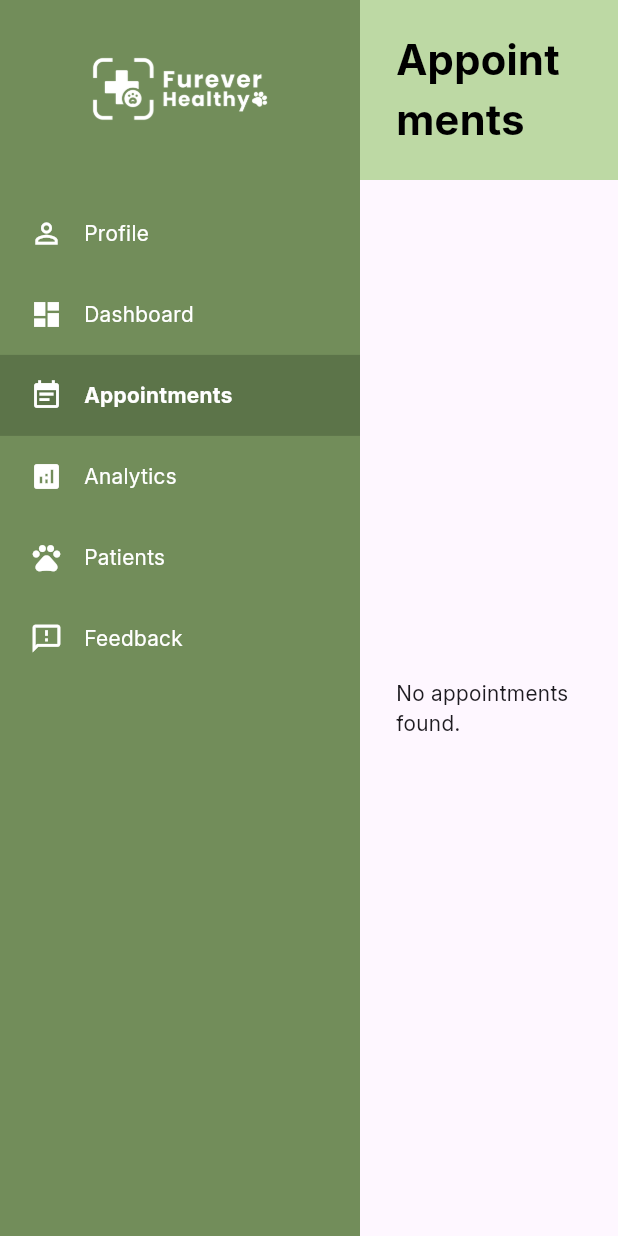
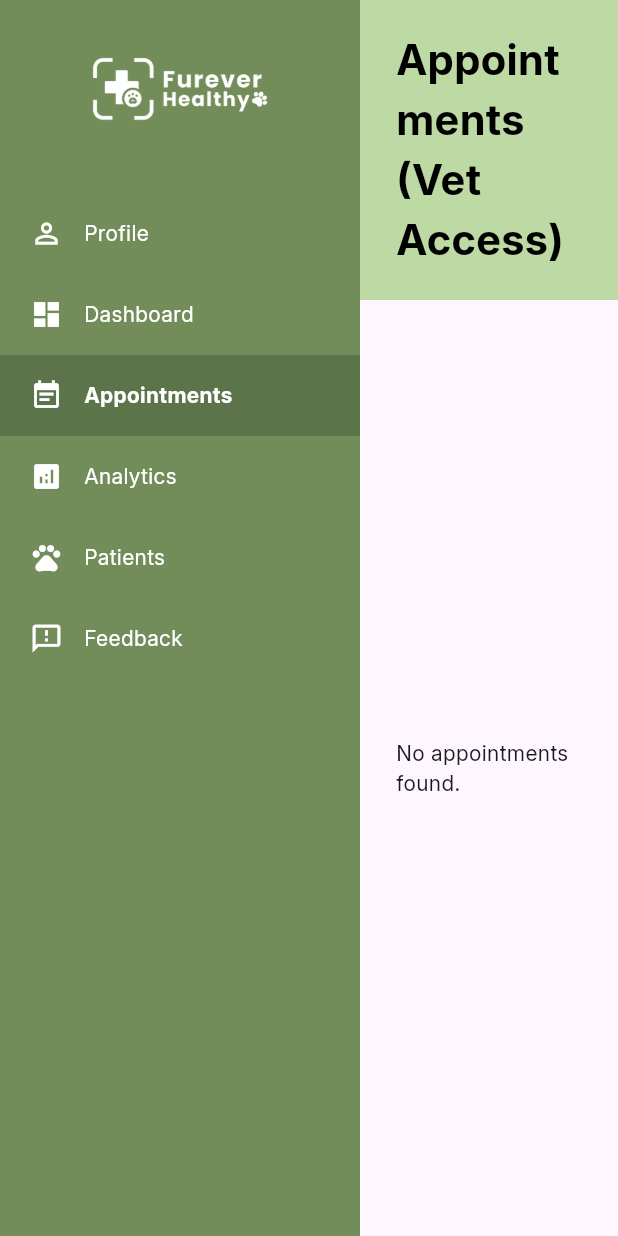
Before and after one commit to leica-hue/1stvet, a Flutter app: the AppointmentsPage screen opened directly, after a tap on "Dashboard", after a tap on "Appointments", on a phone screen of 412 x 824 dp. Run offline on Flutter 3.47's test engine with Material 3 defaults, Android fonts, the phone set to English and light mode, and no system bars; our stand-ins replace cloud_firestore, firebase_auth, firebase_core, fl_chart, google_sign_in, image_picker and 2 more; missing offline and left inert: flutter_facebook_auth, flutter_zoom_sdk; accounts and stored records are empty.

Commit message:
appt. matic

```diff
--- a/lib/appointments_screen.dart
+++ b/lib/appointments_screen.dart
@@ -43,6 +43,7 @@ class Appointment {
   String status;
   String vetNotes;
   String userId;
+  String vetId;
   DateTime? createdAt;
   String vetName;
   String vetSpecialty;
@@ -61,6 +62,7 @@ class Appointment {
     this.status = "Pending",
     this.vetNotes = "",
     required this.userId,
+    required this.vetId,
     this.createdAt,
     this.vetName = '',
     this.vetSpecialty = '',
@@ -73,7 +75,6 @@ class Appointment {
   static Appointment fromDoc(DocumentSnapshot doc) {
     final data = doc.data() as Map<String, dynamic>;
 
-    // Safely cast to Timestamp? and use null-coalescing for a fallback date.
     final Timestamp? apptTs = data['appointmentDateTime'] as Timestamp?;
     final Timestamp? createdAtTs = data['createdAt'] as Timestamp?;
 
@@ -86,9 +87,9 @@ class Appointment {
       userName: data['userName'] ?? '',
       status: data['status'] ?? 'Pending',
       vetNotes: data['vetNotes'] ?? '',
-      userId: data['userId'] ?? data['vetId'] ?? '',
+      userId: data['userId'] ?? '',
+      vetId: data['vetId'] ?? '',
       createdAt: createdAtTs?.toDate(),
-
       vetName: data['vetName'] ?? 'N/A',
       vetSpecialty: data['vetSpecialty'] ?? 'N/A',
       vetRating: (data['vetRating'] as num?)?.toInt() ?? 0,
@@ -109,21 +110,18 @@ class AppointmentsPage extends StatefulWidget {
 class _AppointmentsPageState extends State<AppointmentsPage> {
   DateTime _focusedDay = DateTime.now();
   DateTime? _selectedDay;
-  String _selectedFilter = "All";
-  //bool _showOnlyMine = false; // toggle for filtering dynamically
-
+  String _selectedFilter = "all";
   final user = FirebaseAuth.instance.currentUser;
 
   Stream<QuerySnapshot> _getAppointmentStream() {
-    if ( user != null) {
+    if (user != null) {
+      // ✅ Vet will only see appointments assigned to them
       return FirebaseFirestore.instance
           .collection('user_appointments')
-          .where('userId', isEqualTo: user?.uid)
+          .where('vetId', isEqualTo: user!.uid)
           .snapshots();
     } else {
-      return FirebaseFirestore.instance.collection('user_appointments')
-      .where('userId', isEqualTo: 'none')
-      .snapshots();
+      return const Stream.empty();
     }
   }
 
@@ -162,7 +160,7 @@ class _AppointmentsPageState extends State<AppointmentsPage> {
                   padding:
                       const EdgeInsets.symmetric(horizontal: 24, vertical: 20),
                   child: const Text(
-                    "Appointments",
+                    "Appointments (Vet Access)",
                     style: TextStyle(
                         fontSize: 28,
                         fontWeight: FontWeight.bold,
@@ -170,7 +168,7 @@ class _AppointmentsPageState extends State<AppointmentsPage> {
                   ),
                 ),
 
-                // Main content
+                // Main Content
                 Expanded(
                   child: Padding(
                     padding: const EdgeInsets.all(24.0),
@@ -193,7 +191,7 @@ class _AppointmentsPageState extends State<AppointmentsPage> {
                             .toList();
 
                         final filteredAppointments = appointments.where((appt) {
-                          return _selectedFilter == "All" ||
+                          return _selectedFilter == "all" ||
                               appt.status == _selectedFilter;
                         }).toList();
 
@@ -203,73 +201,14 @@ class _AppointmentsPageState extends State<AppointmentsPage> {
                         return Column(
                           crossAxisAlignment: CrossAxisAlignment.start,
                           children: [
-                            // ✅ Toggle for All vs Mine
-                            Row(
-                              mainAxisAlignment: MainAxisAlignment.spaceBetween,
-                              children: [
                             Row(
                               children: [
-                                    _tabButton("All"),
-                                    _tabButton("Pending"),
-                                    _tabButton("Confirmed"),
-                                    _tabButton("Declined"),
-                                    _tabButton("Completed"),
-                                    _tabButton("Cancelled"),
-                                    const SizedBox(width: 10),
-                                    ElevatedButton(
-                                      style: ElevatedButton.styleFrom(
-                                          backgroundColor:
-                                              const Color(0xFF728D5A),
-                                          foregroundColor: Colors.white),
-                                      onPressed: () {
-                                        Navigator.push(
-                                          context,
-                                          MaterialPageRoute(
-                                            builder: (_) => AppointmentsTableView(
-                                                appointments: appointments),
-                                          ),
-                                        );
-                                      },
-                                      child: const Text("Table View"),
-                                    ),
-                                    const SizedBox(width: 10),
-                                    ElevatedButton(
-                                      style: ElevatedButton.styleFrom(
-                                        backgroundColor:
-                                            const Color(0xFF9DBD81),
-                                        foregroundColor: Colors.white,
-                                      ),
-                                      onPressed: () {
-                                        Navigator.push(
-                                          context,
-                                          MaterialPageRoute(
-                                            builder: (_) => VetNotesScreen(
-                                              appointments: appointments,
-                                              onSave: () async {},
-                                            ),
-                                          ),
-                                        );
-                                      },
-                                      child: const Text("History & Notes"),
-                                    ),
-                                    const SizedBox(width: 10),
-                                    ElevatedButton(
-                                      style: ElevatedButton.styleFrom(
-                                        backgroundColor: Colors.blueGrey,
-                                        foregroundColor: Colors.white,
-                                      ),
-                                      onPressed: () {
-                                        Navigator.push(
-                                          context,
-                                          MaterialPageRoute(
-                                              builder: (_) =>
-                                                  const CreateZoomMeetingScreen()),
-                                        );
-                                      },
-                                      child: const Text("Join Zoom"),
-                                    ),
-                                  ],
-                                ),
+                                _tabButton("all"),
+                                _tabButton("pending"),
+                                _tabButton("confirmed"),
+                                _tabButton("declined"),
+                                _tabButton("completed"),
+                                _tabButton("cancelled"),
                               ],
                             ),
                             const SizedBox(height: 20),
@@ -313,20 +252,19 @@ class _AppointmentsPageState extends State<AppointmentsPage> {
     );
   }
 
-// Inside _AppointmentsPageState
   Widget _appointmentCard(Appointment appt) {
     Color statusColor;
     switch (appt.status) {
-    case "Confirmed":
+      case "confirmed":
         statusColor = Colors.green;
         break;
-    case "Declined":
+      case "declined":
         statusColor = Colors.red;
         break;
-    case "Completed":
+      case "completed":
         statusColor = Colors.blue;
         break;
-    case "cancelled": // Added based on your screenshot
+      case "cancelled":
         statusColor = Colors.purple;
         break;
       default:
@@ -352,28 +290,34 @@ Widget _appointmentCard(Appointment appt) {
                       fontWeight: FontWeight.bold, fontSize: 16),
                 ),
               ),
-            // 🆕 Display Cost
               Text(
-              "Cost: ₱${appt.cost}",
+                "₱${appt.cost}",
                 style: const TextStyle(
                     fontWeight: FontWeight.bold, color: Color(0xFF728D5A)),
               ),
               const SizedBox(width: 10),
+
+              // ✅ Vet can update status
               DropdownButton<String>(
                 value: appt.status,
                 underline: const SizedBox(),
-              items: ["Pending", "Confirmed", "Declined", "Completed", "cancelled"]
-                  .map((s) => DropdownMenuItem(value: s, child: Text(s)))
-                  .toList(),
+                items: [
+                  "pending",
+                  "confirmed",
+                  "declined",
+                  "completed",
+                  "cancelled"
+                ].map((s) => DropdownMenuItem(value: s, child: Text(s))).toList(),
                 onChanged: (newStatus) async {
                   if (newStatus != null) {
                     await FirebaseFirestore.instance
-                      .collection('appointments')
+                        .collection('user_appointments')
                         .doc(appt.id)
                         .update({'status': newStatus});
                   }
                 },
               ),
+
               Container(
                 width: 12,
                 height: 12,
@@ -385,43 +329,42 @@ Widget _appointmentCard(Appointment appt) {
               ),
             ],
           ),
-        const SizedBox(height: 4),
-        // 🆕 Display reason and appointmentType
+          const SizedBox(height: 8),
           Text("${appt.reason} (${appt.appointmentType})"),
-        const SizedBox(height: 10),
+          const SizedBox(height: 6),
           Row(
             children: [
               const Icon(Icons.access_time, size: 18),
               const SizedBox(width: 6),
-            Text(appt.timeSlot), // Using new field timeSlot
+              Text(appt.timeSlot),
               const SizedBox(width: 20),
               const Icon(Icons.person, size: 18),
               const SizedBox(width: 6),
-            Text(appt.userName), // Using new field userName
+              Text(appt.userName),
               const SizedBox(width: 20),
-            const Icon(Icons.email_outlined, size: 18), // New: User Email
+              const Icon(Icons.email_outlined, size: 18),
               const SizedBox(width: 6),
               Text(appt.userEmail),
             ],
           ),
           const SizedBox(height: 8),
-        // 🆕 Display Vet Info and Rating
           Row(
             children: [
-            const Icon(Icons.medical_services_outlined, size: 18, color: Colors.grey),
+              const Icon(Icons.medical_services_outlined, size: 18),
               const SizedBox(width: 6),
               Text("${appt.vetName} (${appt.vetSpecialty})",
-                style: const TextStyle(fontSize: 14, fontStyle: FontStyle.italic)),
+                  style: const TextStyle(fontStyle: FontStyle.italic)),
               const Spacer(),
               const Icon(Icons.star, size: 16, color: Colors.amber),
               Text(appt.vetRating.toString()),
             ],
           ),
-        const SizedBox(height: 8),
           if (appt.vetNotes.isNotEmpty)
-          Text("Notes: ${appt.vetNotes}",
-              style: const TextStyle(
-                  fontStyle: FontStyle.italic, fontSize: 14)),
+            Padding(
+              padding: const EdgeInsets.only(top: 6.0),
+              child: Text("Notes: ${appt.vetNotes}",
+                  style: const TextStyle(fontStyle: FontStyle.italic)),
+            ),
         ],
       ),
     );
@@ -434,7 +377,6 @@ Widget _appointmentCard(Appointment appt) {
       child: Column(
         children: [
           const SizedBox(height: 30),
-          //
           Image.asset('assets/furever2.png', width: 140),
           const SizedBox(height: 40),
           _sidebarItem(Icons.person_outline, "Profile"),
--- a/lib/dashboard_screen.dart
+++ b/lib/dashboard_screen.dart
@@ -86,7 +86,7 @@ class _DashboardScreenState extends State<DashboardScreen> {
   int pendingCount = 0;
   int declinedCount = 0;
   int completedCount = 0;
-  int canceledCount = 0;
+  int cancelledCount = 0;
 
   String _name = '';
   String _location = '';
@@ -254,7 +254,7 @@ Future<void> _loadAppointments() async {
       pendingCount = pending;
       declinedCount = declined;
       completedCount = completed;
-      canceledCount = cancelled;
+      cancelledCount = cancelled;
 
       _vetRatingCount = ratingCount;
       _averagevetRating = ratingCount > 0 ? totalRating / ratingCount : 0.0;
@@ -629,7 +629,7 @@ Widget _buildRatingAndSummaryBox() {
           crossAxisAlignment: CrossAxisAlignment.start,
           children: [
             Text(
-              'Appointment Summary (Total: ${confirmedCount + pendingCount + declinedCount + completedCount + canceledCount})',
+              'Appointment Summary (Total: ${confirmedCount + pendingCount + declinedCount + completedCount + cancelledCount})',
               style: const TextStyle(fontWeight: FontWeight.bold),
             ),
             const SizedBox(height: 12),
@@ -637,11 +637,11 @@ Widget _buildRatingAndSummaryBox() {
               spacing: 16,
               runSpacing: 12,
               children: [
-                _statusCount('Pending', pendingCount, color: Colors.orange),
-                _statusCount('Confirmed', confirmedCount, color: Colors.green),
-                _statusCount('Declined', declinedCount, color: Colors.red),
-                _statusCount('Completed', completedCount, color: Colors.blue),
-                _statusCount('Cancelled', canceledCount,
+                _statusCount('pending', pendingCount, color: Colors.orange),
+                _statusCount('confirmed', confirmedCount, color: Colors.green),
+                _statusCount('declined', declinedCount, color: Colors.red),
+                _statusCount('completed', completedCount, color: Colors.blue),
+                _statusCount('cancelled', cancelledCount,
                     color: const Color.fromARGB(255, 247, 0, 255)),
               ],
             ),
```
Also changed, not shown: lib/appointments_table_view.dart (+8 -6 lines). Lines whose indentation alone changed are shown as unchanged.
